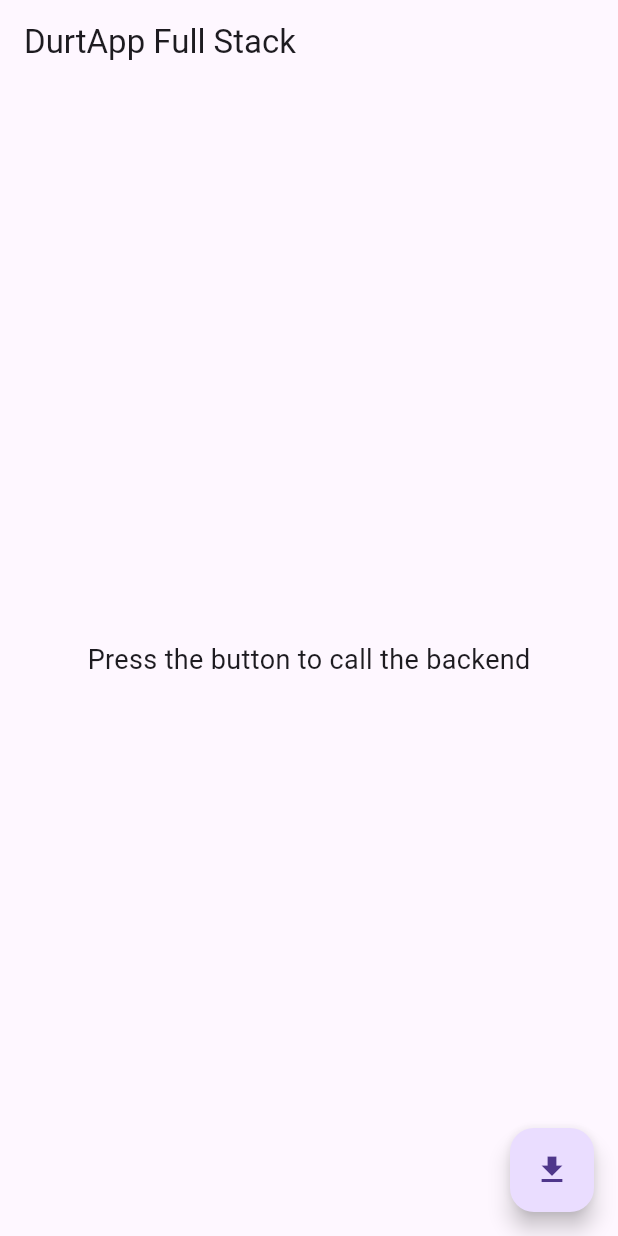
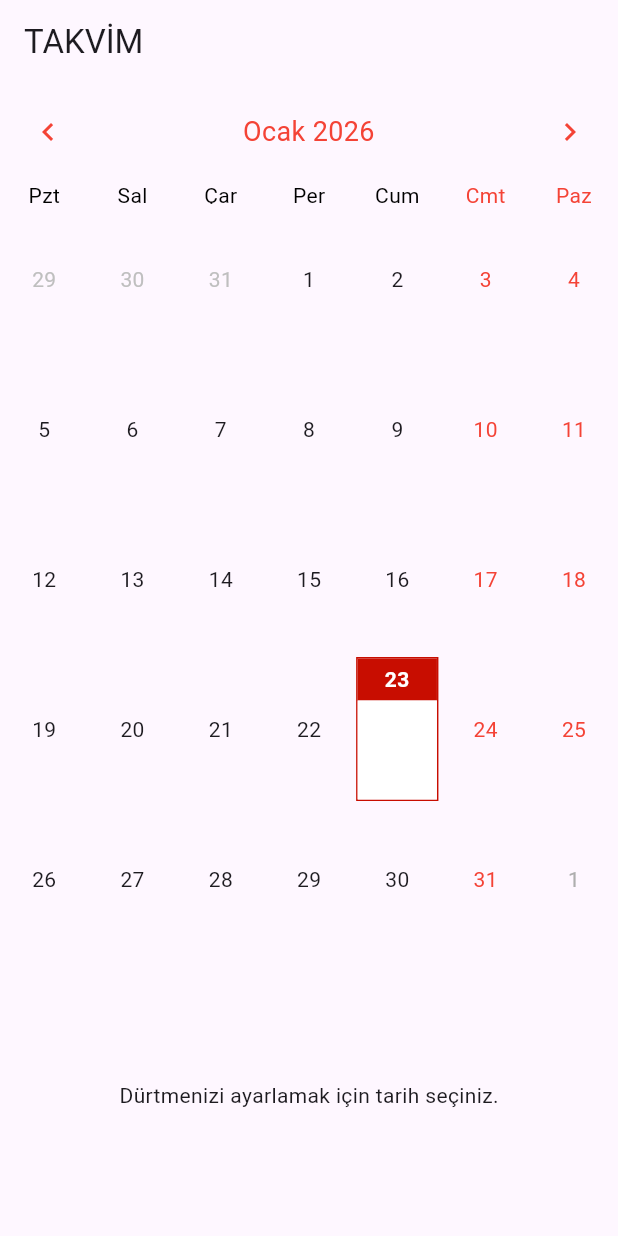
Before and after one commit to EdizKarli/DurtApp, a Flutter app: the screen it shows after launch, on a phone screen of 412 x 824 dp. Run offline on Flutter 3.47's test engine with Material 3 defaults, Android fonts, the phone set to English and light mode, and no system bars; drawn by our look-alikes of table_calendar.

Commit message:
calendar UI added, server.js changed (one listen)

```diff
--- a/durt_app/lib/main.dart
+++ b/durt_app/lib/main.dart
@@ -1,49 +1,20 @@
+// In main.dart
 import 'package:flutter/material.dart';
-import 'package:http/http.dart' as http;
-import 'dart:convert';
-
-void main() => runApp(const MyApp());
+import 'screens/calendar_screen.dart'; // Import your new file
+import 'package:intl/date_symbol_data_local.dart';
+void main() {
+  initializeDateFormatting('tr_TR', null).then((_) => runApp(const MyApp()));
+}
 
 class MyApp extends StatelessWidget {
   const MyApp({super.key});
-  @override
-  Widget build(BuildContext context) => MaterialApp(home: const MyHomePage());
-}
-
-class MyHomePage extends StatefulWidget {
-  const MyHomePage({super.key});
-  @override
-  State<MyHomePage> createState() => _MyHomePageState();
-}
-
-class _MyHomePageState extends State<MyHomePage> {
-  String _displayText = "Press the button to call the backend";
-
-  Future<void> fetchBackendData() async {
-    // Since you are on Windows/Desktop, use 'localhost'
-    final url = Uri.parse('http://localhost:3000/api/message');
-
-    try {
-      final response = await http.get(url);
-      if (response.statusCode == 200) {
-        setState(() {
-          _displayText = jsonDecode(response.body)['message'];
-        });
-      }
-    } catch (e) {
-      setState(() { _displayText = "Error: $e"; });
-    }
-  }
 
   @override
   Widget build(BuildContext context) {
-    return Scaffold(
-      appBar: AppBar(title: const Text("DurtApp Full Stack")),
-      body: Center(child: Text(_displayText, style: const TextStyle(fontSize: 18))),
-      floatingActionButton: FloatingActionButton(
-        onPressed: fetchBackendData, // Triggers the Node.js call
-        child: const Icon(Icons.download),
-      ),
+    return MaterialApp(
+      title: 'Durt App',
+      theme: ThemeData(primarySwatch: Colors.red),
+      home: const CalendarScreen(), // Set the calendar as the home screen
     );
   }
 }
--- /dev/null
+++ b/durt_app/lib/screens/calendar_screen.dart
@@ -0,0 +1,143 @@
+import 'package:flutter/material.dart';
+import 'package:table_calendar/table_calendar.dart';
+
+class CalendarScreen extends StatefulWidget {
+  const CalendarScreen({super.key});
+
+  @override
+  State<CalendarScreen> createState() => _CalendarScreenState();
+}
+
+class _CalendarScreenState extends State<CalendarScreen> {
+  DateTime _focusedDay = DateTime.now();
+  DateTime? _selectedDay;
+
+  @override
+  Widget build(BuildContext context) {
+    return Scaffold(
+      appBar: AppBar(title: const Text('TAKVİM')),
+      body: Column(
+        children: [
+          TableCalendar(
+            locale: 'tr_TR',
+            startingDayOfWeek: StartingDayOfWeek.monday,
+            rowHeight: 100.0,
+            firstDay: DateTime.utc(2026, 1, 1),
+            lastDay: DateTime.utc(2030, 12, 31),
+            focusedDay: _focusedDay,
+            calendarFormat: CalendarFormat.month,
+            availableCalendarFormats: const {
+              CalendarFormat.month: 'Month',
+            },
+            calendarBuilders: CalendarBuilders(
+              // This builder handles the day you have clicked on
+              selectedBuilder: (context, day, focusedDay) {
+                return Container(
+                  margin: const EdgeInsets.all(2.0),
+                  decoration: BoxDecoration(
+                    border: Border.all(color: Colors.red, width: 2), // Red border for the whole box
+                  ),
+                  child: Column(
+                    children: [
+                      // PART 1: The Header (Colored)
+                      Container(
+                        width: double.infinity, // Stretches color to full width
+                        color: Colors.red,      // The red background you wanted
+                        padding: const EdgeInsets.symmetric(vertical: 4),
+                        child: Text(
+                          '${day.day}',
+                          style: const TextStyle(color: Colors.white, fontWeight: FontWeight.bold),
+                          textAlign: TextAlign.center,
+                        ),
+                      ),
+                      // PART 2: The Body (White space for writing)
+                      Expanded(
+                        child: Container(
+                          width: double.infinity,
+                          color: Colors.white, // Kept white so you can "write" here later
+                          alignment: Alignment.bottomCenter,
+                          child: const Text("Seçili", style: TextStyle(fontSize: 10, color: Colors.red)),
+                        ),
+                      ),
+                    ],
+                  ),
+                );
+              },
+
+              // This builder handles the "Today" marker
+              todayBuilder: (context, day, focusedDay) {
+                return Container(
+                  margin: const EdgeInsets.all(2.0),
+                  decoration: BoxDecoration(
+                    border: Border.all(color: const Color.fromARGB(255, 200, 13, 0)),
+                  ),
+                  child: Column(
+                    children: [
+                      // Colored Header for Today
+                      Container(
+                        width: double.infinity,
+                        color: const Color.fromARGB(255, 200, 13, 0),
+                        padding: const EdgeInsets.symmetric(vertical: 4),
+                        child: Text(
+                          '${day.day}',
+                          style: const TextStyle(color: Colors.white, fontWeight: FontWeight.bold),
+                          textAlign: TextAlign.center,
+                        ),
+                      ),
+                      // White Body for Today
+                      Expanded(child: Container(color: Colors.white)),
+                    ],
+                  ),
+                );
+              },
+            ),
+            headerStyle: const HeaderStyle(
+              formatButtonVisible: false,
+              titleCentered: true,
+              titleTextStyle: TextStyle(color: Colors.red, fontSize: 18), // Red Month Name
+              leftChevronIcon: Icon(Icons.chevron_left, color: Colors.red),
+              rightChevronIcon: Icon(Icons.chevron_right, color: Colors.red),
+            ),
+            daysOfWeekStyle: const DaysOfWeekStyle(
+              weekdayStyle: TextStyle(color: Colors.black),
+              weekendStyle: TextStyle(color: Colors.red),
+            ),
+            calendarStyle: const CalendarStyle(
+              selectedDecoration: BoxDecoration(
+                color: Colors.red,
+                shape: BoxShape.circle,
+              ),
+              todayDecoration: BoxDecoration(
+                color: Color.fromARGB(255, 200, 13, 0),
+                shape: BoxShape.circle,
+              ),
+              weekendTextStyle: TextStyle(color: Colors.red),
+              todayTextStyle: TextStyle(color: Colors.white, fontWeight: FontWeight.bold),
+              selectedTextStyle: TextStyle(color: Colors.white),
+            ),
+
+            selectedDayPredicate: (day) {
+              return isSameDay(_selectedDay, day);
+            },
+            onDaySelected: (selectedDay, focusedDay) {
+              setState(() {
+                _selectedDay = selectedDay;
+                _focusedDay = focusedDay;
+              });
+              // This is where you will eventually call your Node.js API
+              // to filter reminders for this specific day.
+            },
+            onPageChanged: (focusedDay) {
+              _focusedDay = focusedDay;
+            },
+          ),
+          const Expanded(
+            child: Center(
+              child: Text("Dürtmenizi ayarlamak için tarih seçiniz."),
+            ),
+          ),
+        ],
+      ),
+    );
+  }
+}
--- a/durt_app/pubspec.yaml
+++ b/durt_app/pubspec.yaml
@@ -35,7 +35,8 @@ dependencies:
   # The following adds the Cupertino Icons font to your application.
   # Use with the CupertinoIcons class for iOS style icons.
   cupertino_icons: ^1.0.8
-
+  table_calendar: ^3.2.0
+  intl: ^0.20.2
 dev_dependencies:
   flutter_test:
     sdk: flutter
```
Also changed, not shown: durt_app/lib/models/reminder.dart (added), durt_app/lib/widgets/reminder_title.dart (added), durt_app/pubspec.lock, 2 other files.
